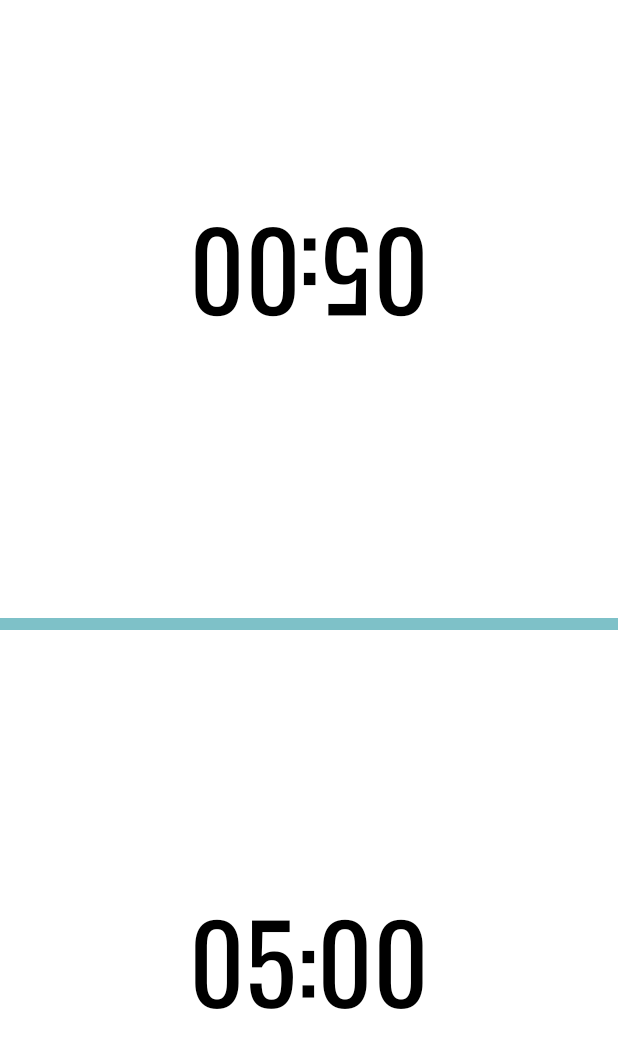
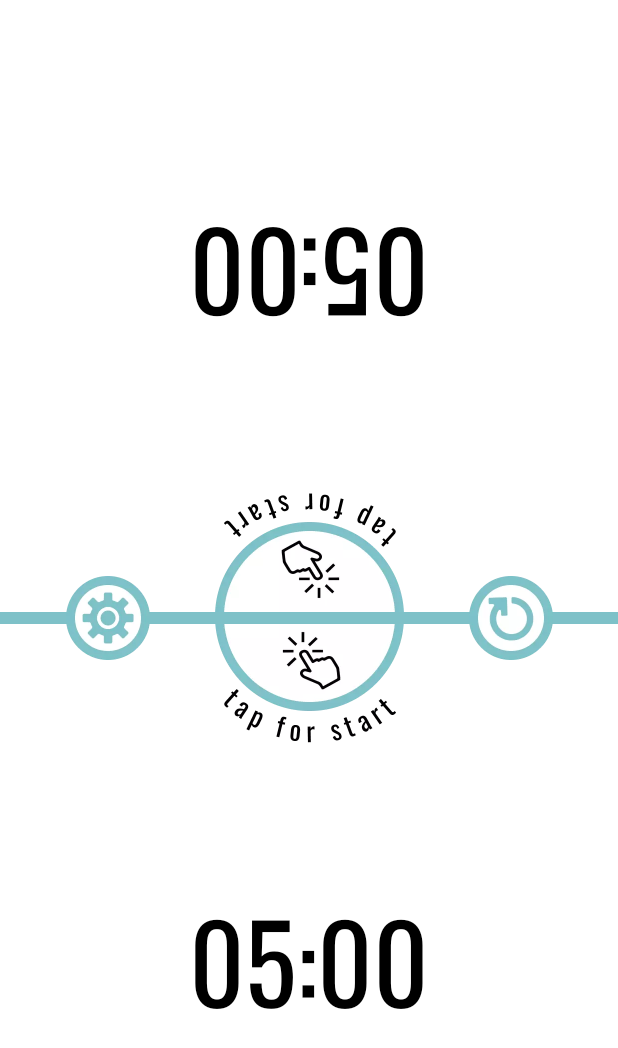
Before and after one commit to Ulyana75/ChessTimer, an Android app: the layout fragment_timer.xml on its own in the app's theme, with its tools: preview values and no code run, on a phone screen of 412 x 824 dp. Shown: the top 1048 px of the screen. Run offline under Robolectric (Android 15) with nearby library versions, the phone set to English and light mode, and no system bars.

Commit message:
add pause and continue buttons

```diff
--- a/app/src/main/java/com/itmofitip/chesstimer/repository/TimeRepository.kt
+++ b/app/src/main/java/com/itmofitip/chesstimer/repository/TimeRepository.kt
@@ -5,7 +5,7 @@ import kotlinx.coroutines.flow.StateFlow
 import java.util.concurrent.TimeUnit
 
 class TimeRepository {
-    var startMillis: Long = TimeUnit.MINUTES.toMillis(1)
+    var startMillis: Long = TimeUnit.MINUTES.toMillis(2)
         private set
     var increment: Long = TimeUnit.SECONDS.toMillis(2)
         private set
--- a/app/src/main/java/com/itmofitip/chesstimer/view/TimerView.kt
+++ b/app/src/main/java/com/itmofitip/chesstimer/view/TimerView.kt
@@ -6,4 +6,8 @@ interface TimerView {
 
     fun setFirstProgress(progress: Float)
     fun setSecondProgress(progress: Float)
+
+    fun onNotStartedState()
+    fun onPauseState()
+    fun onActiveState()
 }
--- a/app/src/main/res/layout/fragment_timer.xml
+++ b/app/src/main/res/layout/fragment_timer.xml
@@ -13,10 +13,22 @@
         android:orientation="horizontal"
         app:layout_constraintGuide_percent="0.5"/>
 
+    <ImageView
+        android:id="@+id/tap_to_start"
+        android:layout_width="126dp"
+        android:layout_height="176dp"
+        android:visibility="visible"
+        app:layout_constraintStart_toStartOf="parent"
+        app:layout_constraintEnd_toEndOf="parent"
+        app:layout_constraintTop_toTopOf="parent"
+        app:layout_constraintBottom_toBottomOf="parent"
+        android:src="@drawable/tap_for_start"/>
+
     <View
         android:layout_width="match_parent"
         android:layout_height="8dp"
-        app:layout_constraintTop_toTopOf="@+id/guideline"
+        app:layout_constraintTop_toTopOf="parent"
+        app:layout_constraintBottom_toBottomOf="parent"
         android:background="@color/main_blue"/>
 
     <androidx.constraintlayout.widget.ConstraintLayout
@@ -55,31 +67,75 @@
         android:id="@+id/button_timer_first"
         android:layout_width="match_parent"
         android:layout_height="0dp"
+        android:clickable="true"
+        android:focusable="true"
+        app:layout_constraintBottom_toBottomOf="parent"
         app:layout_constraintTop_toBottomOf="@+id/guideline"
-        app:layout_constraintBottom_toBottomOf="parent"
-        android:clickable="true"
-        android:focusable="true">
+        app:layout_constraintVertical_bias="0.0"
+        tools:layout_editor_absoluteX="61dp">
 
         <com.itmofitip.chesstimer.view.CircularProgressBar
             android:id="@+id/progress_bar_first"
             android:layout_width="match_parent"
             android:layout_height="match_parent"
+            android:layout_marginStart="54dp"
+            android:layout_marginTop="90dp"
+            android:layout_marginEnd="54dp"
+            android:layout_marginBottom="54dp"
             app:progressBarThickness="8dp"
-            app:progressbarColor="@color/main_blue"
-            android:layout_marginTop="90dp"
-            android:layout_marginStart="54dp"
-            android:layout_marginEnd="54dp"
-            android:layout_marginBottom="54dp"/>
+            app:progressbarColor="@color/main_blue" />
 
         <TextView
             android:id="@+id/time_first"
+            style="@style/time_text"
             android:layout_width="match_parent"
             android:layout_height="0dp"
+            app:layout_constraintBottom_toBottomOf="@id/progress_bar_first"
             app:layout_constraintTop_toTopOf="@id/progress_bar_first"
-            app:layout_constraintBottom_toBottomOf="@id/progress_bar_first"
-            tools:text="05:00"
-            style="@style/time_text"/>
+            tools:text="05:00" />
 
     </androidx.constraintlayout.widget.ConstraintLayout>
 
+    <ImageView
+        android:id="@+id/continue_button"
+        android:layout_width="108dp"
+        android:layout_height="108dp"
+        android:visibility="invisible"
+        app:layout_constraintStart_toStartOf="parent"
+        app:layout_constraintEnd_toEndOf="parent"
+        app:layout_constraintTop_toTopOf="parent"
+        app:layout_constraintBottom_toBottomOf="parent"
+        android:src="@drawable/continue_button"/>
+
+    <ImageView
+        android:id="@+id/pause_button"
+        android:layout_width="66dp"
+        android:layout_height="66dp"
+        android:visibility="invisible"
+        app:layout_constraintStart_toStartOf="parent"
+        app:layout_constraintEnd_toEndOf="parent"
+        app:layout_constraintTop_toTopOf="parent"
+        app:layout_constraintBottom_toBottomOf="parent"
+        android:src="@drawable/pause_button"/>
+
+    <ImageView
+        android:id="@+id/settings_button"
+        android:layout_width="56dp"
+        android:layout_height="56dp"
+        app:layout_constraintStart_toStartOf="parent"
+        app:layout_constraintEnd_toStartOf="@+id/tap_to_start"
+        app:layout_constraintTop_toTopOf="parent"
+        app:layout_constraintBottom_toBottomOf="parent"
+        android:src="@drawable/settings" />
+
+    <ImageView
+        android:id="@+id/restart_button"
+        android:layout_width="56dp"
+        android:layout_height="56dp"
+        app:layout_constraintStart_toEndOf="@id/tap_to_start"
+        app:layout_constraintEnd_toEndOf="parent"
+        app:layout_constraintTop_toTopOf="parent"
+        app:layout_constraintBottom_toBottomOf="parent"
+        android:src="@drawable/restart_button"/>
+
 </androidx.constraintlayout.widget.ConstraintLayout>
--- a/app/src/main/res/values/themes.xml
+++ b/app/src/main/res/values/themes.xml
@@ -2,7 +2,7 @@
     <!-- Base application theme. -->
     <style name="Theme.ChessTimer" parent="Theme.MaterialComponents.DayNight.DarkActionBar">
         <!-- Primary brand color. -->
-        <item name="colorPrimary">@color/purple_500</item>
+        <item name="colorPrimary">@color/main_blue</item>
         <item name="colorPrimaryVariant">@color/purple_700</item>
         <item name="colorOnPrimary">@color/white</item>
         <!-- Secondary brand color. -->
```
Also changed, not shown: app/src/main/java/com/itmofitip/chesstimer/presenter/TimerPresenter.kt (+17 -3 lines), app/src/main/java/com/itmofitip/chesstimer/view/fragment/TimerFragment.kt (+31 -0 lines), app/src/main/res/drawable/circular_progress_bar.xml (deleted, +0 -18 lines), app/src/main/res/drawable/continue_button.webp (added), app/src/main/res/drawable/pause_button.webp (added), app/src/main/res/drawable/restart_button.webp (added), app/src/main/res/drawable/settings.webp (added), app/src/main/res/drawable/tap_for_start.webp (added).
